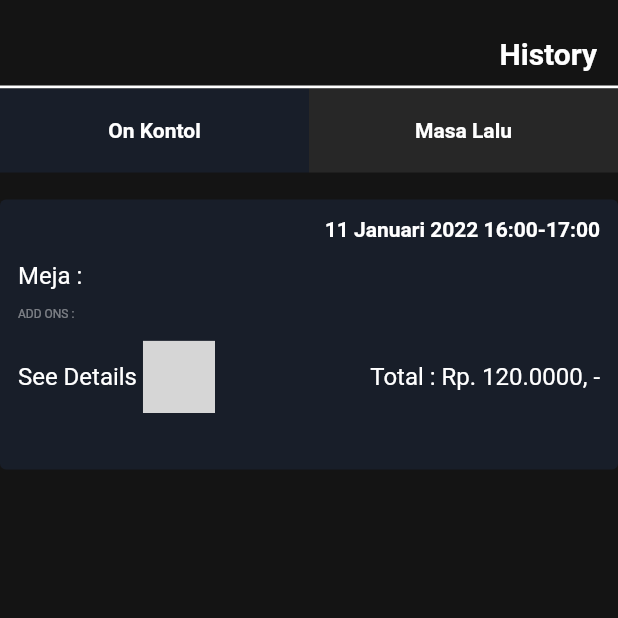
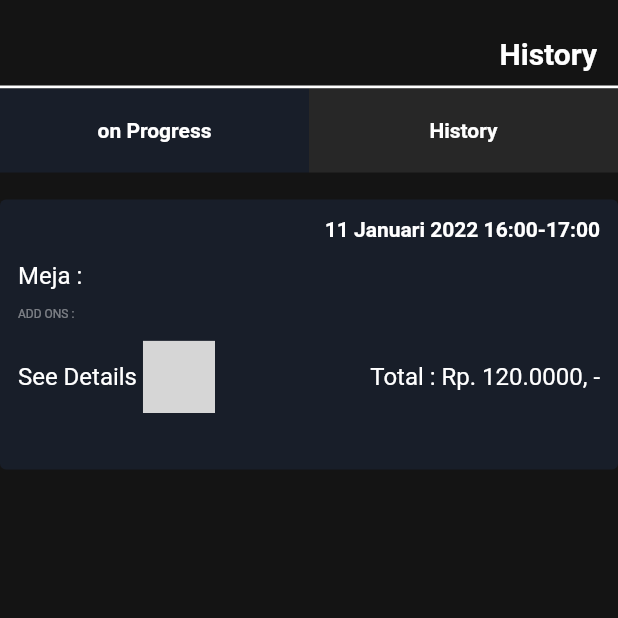
Before and after one commit to Roufmajidin/project-MAD---reservasi-meja-billiard, a Flutter app: the ReservationView screen opened by its route, on a phone screen of 412 x 824 dp, the top half of it. Run offline on Flutter 3.47's test engine with Material 2 defaults, Android fonts, the phone set to English and light mode, and no system bars; our stand-ins replace carousel_slider, cloud_firestore, dropdown_button2, firebase_auth, firebase_core, flutter_secure_storage and 4 more; missing offline and left inert: custom_check_box, dart:ffi, iconify_flutter; accounts and stored records are empty; grey boxes are pictures that could not be loaded.

Commit message:
ubah Reserved-v 1.2

```diff
--- a/lib/app/modules/UserAkun/views/user_akun_view.dart
+++ b/lib/app/modules/UserAkun/views/user_akun_view.dart
@@ -70,7 +70,9 @@ class UserAkunView extends GetView<UserAkunController> {
 }
 
 class buttonLogout extends StatelessWidget {
-  const buttonLogout({
+  final authC = Get.find<AuthController>();
+
+  buttonLogout({
     Key? key,
   }) : super(key: key);
 
@@ -86,7 +88,7 @@ class buttonLogout extends StatelessWidget {
         child: Center(
           child: InkWell(
             onTap: () {
-              Get.to(HomeView());
+              authC.logout();
             },
             child: Text(
               "LOG OUT",
--- a/lib/app/modules/reservation/views/reservation_view.dart
+++ b/lib/app/modules/reservation/views/reservation_view.dart
@@ -69,7 +69,7 @@ class ReservationView extends GetView<ReservationController> {
                                   : Color.fromARGB(255, 17, 17, 17),
                             ),
                             child: Text(
-                              "On Kontol",
+                              "on Progress",
                               style: TextStyle(
                                   color: controller.tabIndex == 0
                                       ? Color.fromARGB(255, 255, 255, 255)
@@ -95,7 +95,7 @@ class ReservationView extends GetView<ReservationController> {
                                   : Color.fromARGB(255, 39, 39, 39),
                             ),
                             child: Text(
-                              "Masa Lalu",
+                              "History",
                               style: TextStyle(
                                   color: controller.tabIndex == 1
                                       ? Color.fromARGB(255, 255, 255, 255)
```
